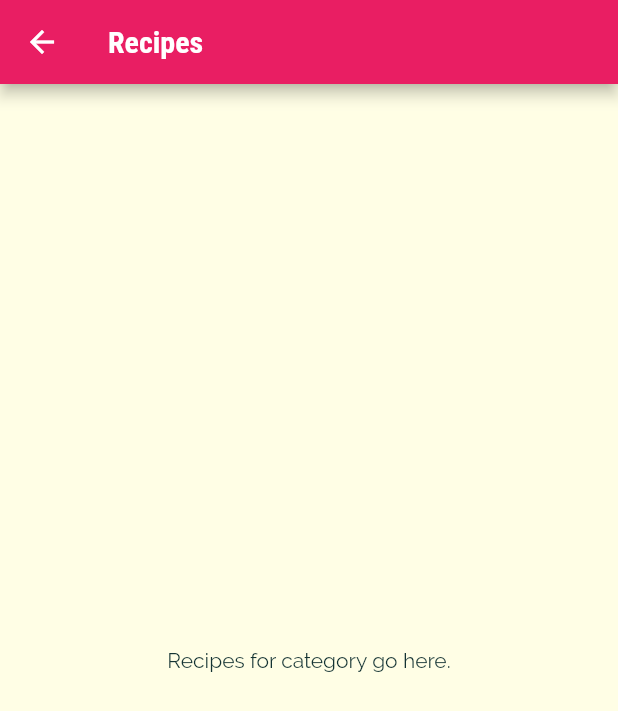
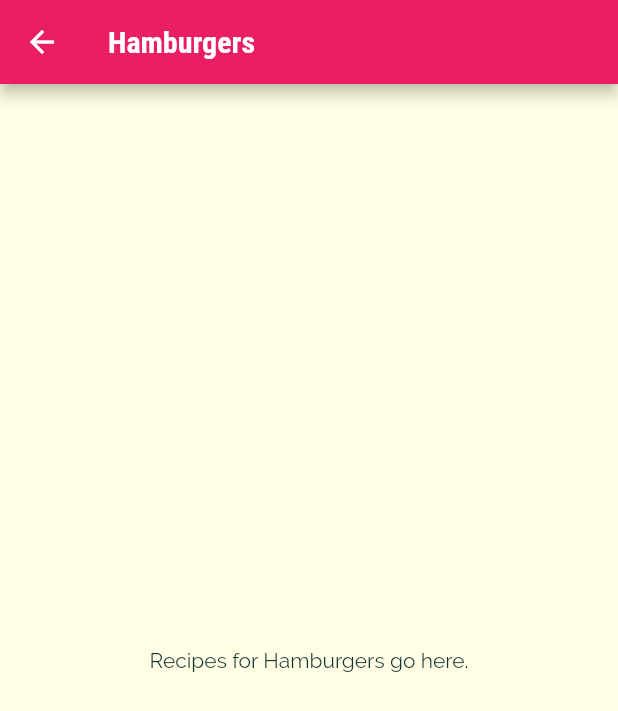
Before and after one commit to PaulTA91/meals_app, a Flutter app: the screen it shows after launch, after a tap on "Hamburgers", on a phone screen of 412 x 824 dp. Shown: the top 711 px of the screen. Run offline on Flutter 3.47's test engine with Material 2 defaults, Android fonts, the phone set to English and light mode, and no system bars.

```diff
--- a/lib/categories_screen.dart
+++ b/lib/categories_screen.dart
@@ -15,6 +15,7 @@ class CategoriesScreen extends StatelessWidget {
         children: DUMMY_CATEGORIES
             .map(
               (catData) => CategoryItem(
+                catData.id,
                 catData.title,
                 catData.color,
               ),
--- a/lib/category_item.dart
+++ b/lib/category_item.dart
@@ -2,16 +2,17 @@ import 'package:flutter/material.dart';
 import './category_meals_screen.dart';
 
 class CategoryItem extends StatelessWidget {
+  final String id;
   final String title;
   final Color color;
 
-  CategoryItem(this.title, this.color);
+  CategoryItem(this.id, this.title, this.color);
 
   void selectCategory(BuildContext ctx) {
     Navigator.of(ctx).push(
       MaterialPageRoute(
         builder: (_) {
-          return CategoryMealsScreen();
+          return CategoryMealsScreen(id, title);
         },
       ),
     );
--- a/lib/category_meals_screen.dart
+++ b/lib/category_meals_screen.dart
@@ -1,14 +1,19 @@
 import 'package:flutter/material.dart';
 
 class CategoryMealsScreen extends StatelessWidget {
+  final String categoryID;
+  final String categoryTitle;
+
+  CategoryMealsScreen(this.categoryID, this.categoryTitle);
+
   @override
   Widget build(BuildContext context) {
     return Scaffold(
       appBar: AppBar(
-        title: Text("Recipes"),
+        title: Text(categoryTitle),
       ),
       body: Center(
-        child: Text("Recipes for category go here."),
+        child: Text("Recipes for $categoryTitle go here."),
       ),
     );
   }
```
